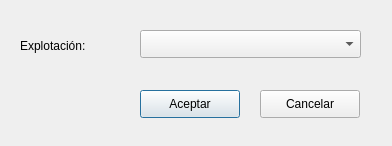
Old version of the form ui/crm_trace.ui in the repository Giswater/giswater_qgis_plugin.
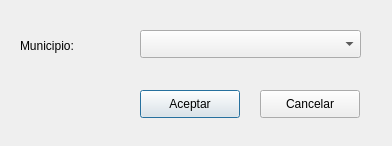
New version of the form.

```diff
--- a/ui/crm_trace.ui
+++ b/ui/crm_trace.ui
@@ -49,7 +49,7 @@
     </rect>
    </property>
    <property name="text">
-    <string>Explotación:</string>
+    <string>Municipio:</string>
    </property>
   </widget>
   <widget class="QComboBox" name="cbo_expl">
```
Left out of the diff: 2 changed lines with no effect on the pictures.
